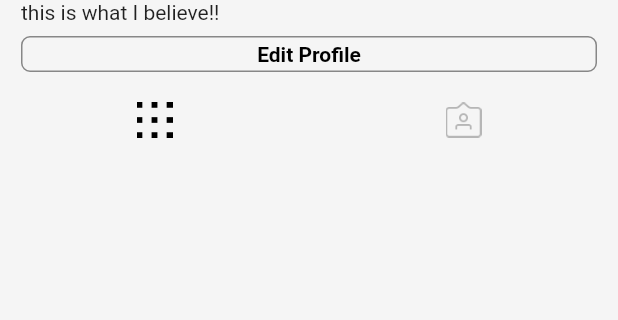
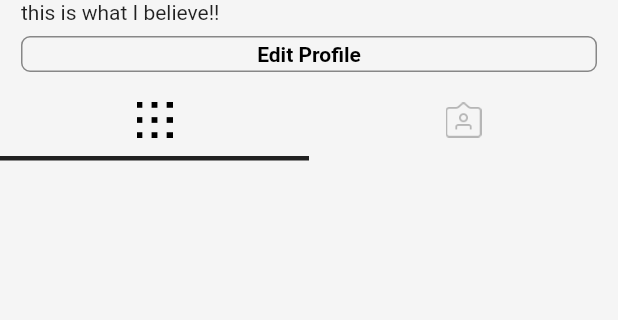
Before and after one commit to MinSyouuu/dinosgram, a Flutter app: the ProfileScreen screen opened directly, on a phone screen of 412 x 824 dp, the part 96-416 px from its top. Run offline on Flutter 3.47's test engine with Material 2 defaults, Android fonts, the phone set to English and light mode, and no system bars; our stand-ins replace cached_network_image; network calls fail.

Commit message:
26 animation with animated container

```diff
--- /dev/null
+++ b/lib/constants/screen_size.dart
@@ -0,0 +1,3 @@
+import 'dart:ui';
+
+Size size = Size(0, 0);
--- a/lib/home_page.dart
+++ b/lib/home_page.dart
@@ -1,3 +1,4 @@
+import 'package:dinosgram/constants/screen_size.dart';
 import 'package:flutter/material.dart';
 import 'package:dinosgram/screens/feed_screen.dart';
 import 'package:dinosgram/screens/profile_screen.dart';
@@ -36,6 +37,8 @@ class _HomePageState extends State<HomePage> {
 
   @override
   Widget build(BuildContext context) {
+    size = MediaQuery.of(context).size;
+
     return Scaffold(
       body: IndexedStack(
         index: _selectedIndex,
--- a/lib/widgets/post.dart
+++ b/lib/widgets/post.dart
@@ -1,3 +1,4 @@
+import 'package:dinosgram/constants/screen_size.dart';
 import 'package:flutter/material.dart';
 import 'package:cached_network_image/cached_network_image.dart';
 import 'package:dinosgram/constants/common_size.dart';
@@ -7,14 +8,11 @@ import 'package:dinosgram/widgets/rounded_avatar.dart';
 
 class Post extends StatelessWidget {
   final int index;
-  Size? size;
 
   Post(this.index, {Key? key}) : super(key: key);
 
   @override
   Widget build(BuildContext context) {
-    size ??= MediaQuery.of(context).size;
-
     return Column(
       crossAxisAlignment: CrossAxisAlignment.start,
       children: [
@@ -100,7 +98,7 @@ class Post extends StatelessWidget {
       imageUrl: 'https://picsum.photos/id/$index/200/200',
       placeholder: (BuildContext context, String url) {
         return MyProgressIndicator(
-          containerSize: size?.width,
+          containerSize: size.width,
         );
       },
       imageBuilder: (BuildContext context, ImageProvider imageProvider) {
--- a/lib/widgets/profile_body.dart
+++ b/lib/widgets/profile_body.dart
@@ -1,3 +1,4 @@
+import 'package:dinosgram/constants/screen_size.dart';
 import 'package:flutter/material.dart';
 import 'package:dinosgram/constants/common_size.dart';
 
@@ -20,7 +21,30 @@ class _ProfileBodyState extends State<ProfileBody> {
               _username(),
               _userBio(),
               _editProfileBtn(),
-              Row(
+              _tabButtons(),
+              _selectedIndicator(),
+            ]),
+          ),
+        ],
+      ),
+    );
+  }
+
+  Widget _selectedIndicator() {
+    return AnimatedContainer(
+      duration: Duration(milliseconds: 300),
+      alignment: selectedLeft ? Alignment.centerLeft : Alignment.centerRight,
+      curve: Curves.fastOutSlowIn,
+      child: Container(
+        height: 3,
+        width: size.width / 2,
+        color: Colors.black87,
+      ),
+    );
+  }
+
+  Row _tabButtons() {
+    return Row(
       children: [
         Expanded(
           child: IconButton(
@@ -49,11 +73,6 @@ class _ProfileBodyState extends State<ProfileBody> {
           ),
         ),
       ],
-              )
-            ]),
-          ),
-        ],
-      ),
     );
   }
 
```
Lines whose indentation alone changed are shown as unchanged.
